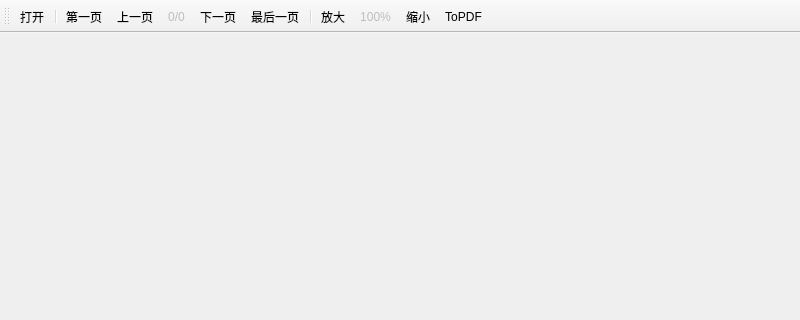
Chingliu/XilouReader, file mainwindow.ui: the form before one commit; both pictures show x 0 to 800 and y 0 to 320 of the 800 by 600 pixel window.
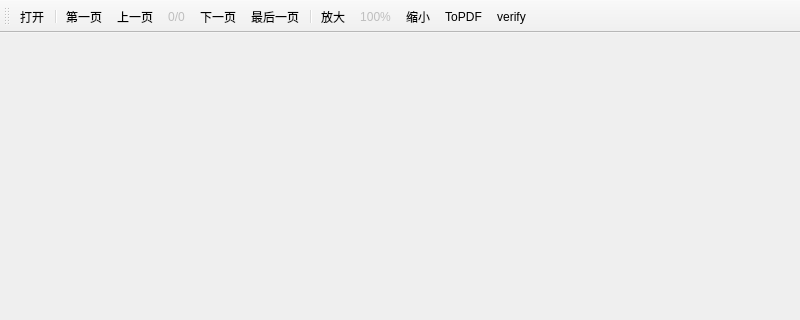
The form after the commit. Custom widgets are drawn as their Qt base class.

The edit to the form file:
```diff
--- a/mainwindow.ui
+++ b/mainwindow.ui
@@ -87,6 +87,7 @@
    <addaction name="actionscale"/>
    <addaction name="actionzoomin"/>
    <addaction name="actionToPDF"/>
+   <addaction name="actionverify"/>
   </widget>
   <action name="actionopen">
    <property name="text">
@@ -147,6 +148,14 @@
     <string>ToPDF</string>
    </property>
   </action>
+  <action name="actionverify">
+   <property name="text">
+    <string>verify</string>
+   </property>
+   <property name="toolTip">
+    <string>验章</string>
+   </property>
+  </action>
  </widget>
  <customwidgets>
   <customwidget>
```
Left out of the diff: 2 changed lines with no effect on the pictures.
